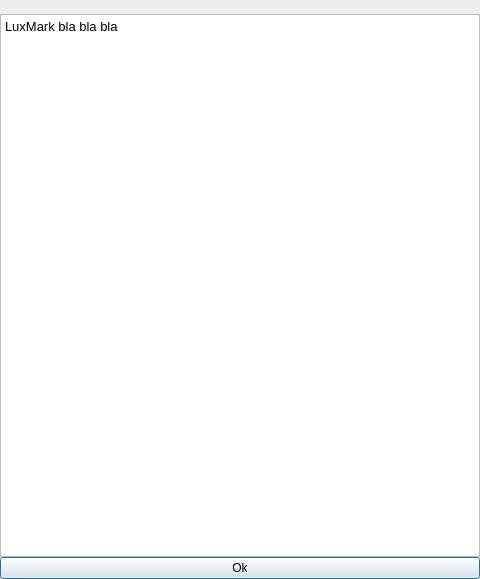
LuxCoreRender/LuxCore, file samples/luxmark/aboutdialog.ui: the form before one commit.
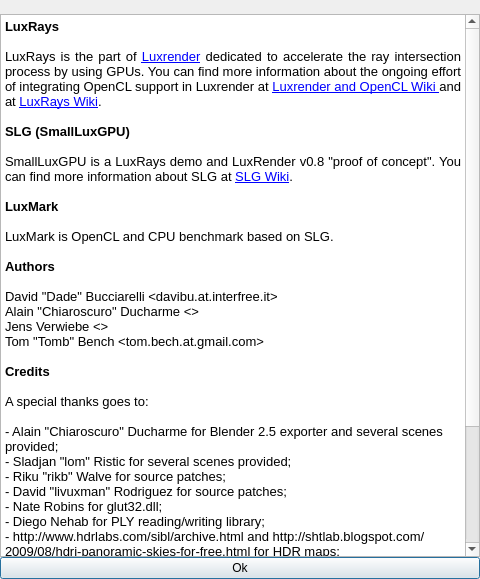
The form after the commit. Icons and pictures are not drawn.

Commit message: LuxMark: written the text for the about dialog

```diff
--- a/samples/luxmark/aboutdialog.ui
+++ b/samples/luxmark/aboutdialog.ui
@@ -56,12 +56,55 @@
    </item>
    <item>
     <widget class="QTextBrowser" name="AboutText">
+     <property name="horizontalScrollBarPolicy">
+      <enum>Qt::ScrollBarAlwaysOff</enum>
+     </property>
      <property name="html">
       <string>&lt;!DOCTYPE HTML PUBLIC &quot;-//W3C//DTD HTML 4.0//EN&quot; &quot;http://www.w3.org/TR/REC-html40/strict.dtd&quot;&gt;
 &lt;html&gt;&lt;head&gt;&lt;meta name=&quot;qrichtext&quot; content=&quot;1&quot; /&gt;&lt;style type=&quot;text/css&quot;&gt;
 p, li { white-space: pre-wrap; }
 &lt;/style&gt;&lt;/head&gt;&lt;body style=&quot; font-family:'Sans'; font-size:10pt; font-weight:400; font-style:normal;&quot;&gt;
-&lt;p style=&quot; margin-top:0px; margin-bottom:0px; margin-left:0px; margin-right:0px; -qt-block-indent:0; text-indent:0px;&quot;&gt;LuxMark bla bla bla&lt;/p&gt;&lt;/body&gt;&lt;/html&gt;</string>
+&lt;p style=&quot; margin-top:0px; margin-bottom:0px; margin-left:0px; margin-right:0px; -qt-block-indent:0; text-indent:0px;&quot;&gt;&lt;span style=&quot; font-weight:600;&quot;&gt;LuxRays&lt;/span&gt;&lt;/p&gt;
+&lt;p style=&quot;-qt-paragraph-type:empty; margin-top:0px; margin-bottom:0px; margin-left:0px; margin-right:0px; -qt-block-indent:0; text-indent:0px;&quot;&gt;&lt;/p&gt;
+&lt;p align=&quot;justify&quot; style=&quot; margin-top:0px; margin-bottom:0px; margin-left:0px; margin-right:0px; -qt-block-indent:0; text-indent:0px;&quot;&gt;LuxRays is the part of &lt;a href=&quot;http://www.luxrender.net&quot;&gt;&lt;span style=&quot; text-decoration: underline; color:#0000ff;&quot;&gt;Luxrender&lt;/span&gt;&lt;/a&gt; dedicated to accelerate the ray intersection process by using GPUs. You can find more information about the ongoing effort of integrating OpenCL support in Luxrender at &lt;a href=&quot;http://www.luxrender.net/wiki/index.php?title=Luxrender_and_OpenCL&quot;&gt;&lt;span style=&quot; text-decoration: underline; color:#0000ff;&quot;&gt;Luxrender and OpenCL Wiki &lt;/span&gt;&lt;/a&gt;and at &lt;a href=&quot;http://www.luxrender.net/wiki/index.php?title=LuxRays&quot;&gt;&lt;span style=&quot; text-decoration: underline; color:#0000ff;&quot;&gt;LuxRays Wiki&lt;/span&gt;&lt;/a&gt;.&lt;/p&gt;
+&lt;p align=&quot;justify&quot; style=&quot;-qt-paragraph-type:empty; margin-top:0px; margin-bottom:0px; margin-left:0px; margin-right:0px; -qt-block-indent:0; text-indent:0px;&quot;&gt;&lt;/p&gt;
+&lt;p style=&quot; margin-top:0px; margin-bottom:0px; margin-left:0px; margin-right:0px; -qt-block-indent:0; text-indent:0px;&quot;&gt;&lt;span style=&quot; font-weight:600;&quot;&gt;SLG (SmallLuxGPU)&lt;/span&gt;&lt;/p&gt;
+&lt;p style=&quot;-qt-paragraph-type:empty; margin-top:0px; margin-bottom:0px; margin-left:0px; margin-right:0px; -qt-block-indent:0; text-indent:0px;&quot;&gt;&lt;/p&gt;
+&lt;p align=&quot;justify&quot; style=&quot; margin-top:0px; margin-bottom:0px; margin-left:0px; margin-right:0px; -qt-block-indent:0; text-indent:0px;&quot;&gt;SmallLuxGPU is a LuxRays demo and LuxRender v0.8 &amp;quot;proof of concept&amp;quot;. You can find more information about SLG at &lt;a href=&quot;http://www.luxrender.net/wiki/index.php?title=SLG&quot;&gt;&lt;span style=&quot; text-decoration: underline; color:#0000ff;&quot;&gt;SLG Wiki&lt;/span&gt;&lt;/a&gt;.&lt;/p&gt;
+&lt;p align=&quot;justify&quot; style=&quot;-qt-paragraph-type:empty; margin-top:0px; margin-bottom:0px; margin-left:0px; margin-right:0px; -qt-block-indent:0; text-indent:0px;&quot;&gt;&lt;/p&gt;
+&lt;p align=&quot;justify&quot; style=&quot; margin-top:0px; margin-bottom:0px; margin-left:0px; margin-right:0px; -qt-block-indent:0; text-indent:0px;&quot;&gt;&lt;span style=&quot; font-weight:600;&quot;&gt;LuxMark&lt;/span&gt;&lt;/p&gt;
+&lt;p align=&quot;justify&quot; style=&quot;-qt-paragraph-type:empty; margin-top:0px; margin-bottom:0px; margin-left:0px; margin-right:0px; -qt-block-indent:0; text-indent:0px;&quot;&gt;&lt;/p&gt;
+&lt;p align=&quot;justify&quot; style=&quot; margin-top:0px; margin-bottom:0px; margin-left:0px; margin-right:0px; -qt-block-indent:0; text-indent:0px;&quot;&gt;LuxMark is OpenCL and CPU benchmark based on SLG.&lt;/p&gt;
+&lt;p align=&quot;justify&quot; style=&quot;-qt-paragraph-type:empty; margin-top:0px; margin-bottom:0px; margin-left:0px; margin-right:0px; -qt-block-indent:0; text-indent:0px;&quot;&gt;&lt;/p&gt;
+&lt;p align=&quot;justify&quot; style=&quot; margin-top:0px; margin-bottom:0px; margin-left:0px; margin-right:0px; -qt-block-indent:0; text-indent:0px;&quot;&gt;&lt;span style=&quot; font-weight:600;&quot;&gt;Authors&lt;/span&gt;&lt;/p&gt;
+&lt;p style=&quot;-qt-paragraph-type:empty; margin-top:0px; margin-bottom:0px; margin-left:0px; margin-right:0px; -qt-block-indent:0; text-indent:0px;&quot;&gt;&lt;/p&gt;
+&lt;p style=&quot; margin-top:0px; margin-bottom:0px; margin-left:0px; margin-right:0px; -qt-block-indent:0; text-indent:0px;&quot;&gt;David &amp;quot;Dade&amp;quot; Bucciarelli &amp;lt;davibu.at.interfree.it&amp;gt;&lt;/p&gt;
+&lt;p style=&quot; margin-top:0px; margin-bottom:0px; margin-left:0px; margin-right:0px; -qt-block-indent:0; text-indent:0px;&quot;&gt;Alain &amp;quot;Chiaroscuro&amp;quot; Ducharme &amp;lt;&amp;gt;&lt;/p&gt;
+&lt;p style=&quot; margin-top:0px; margin-bottom:0px; margin-left:0px; margin-right:0px; -qt-block-indent:0; text-indent:0px;&quot;&gt;Jens Verwiebe &amp;lt;&amp;gt;&lt;/p&gt;
+&lt;p style=&quot; margin-top:0px; margin-bottom:0px; margin-left:0px; margin-right:0px; -qt-block-indent:0; text-indent:0px;&quot;&gt;Tom &amp;quot;Tomb&amp;quot; Bench &amp;lt;tom.bech.at.gmail.com&amp;gt;&lt;/p&gt;
+&lt;p style=&quot;-qt-paragraph-type:empty; margin-top:0px; margin-bottom:0px; margin-left:0px; margin-right:0px; -qt-block-indent:0; text-indent:0px;&quot;&gt;&lt;/p&gt;
+&lt;p style=&quot; margin-top:0px; margin-bottom:0px; margin-left:0px; margin-right:0px; -qt-block-indent:0; text-indent:0px;&quot;&gt;&lt;span style=&quot; font-weight:600;&quot;&gt;Credits&lt;/span&gt;&lt;/p&gt;
+&lt;p style=&quot;-qt-paragraph-type:empty; margin-top:0px; margin-bottom:0px; margin-left:0px; margin-right:0px; -qt-block-indent:0; text-indent:0px;&quot;&gt;&lt;/p&gt;
+&lt;p style=&quot; margin-top:0px; margin-bottom:0px; margin-left:0px; margin-right:0px; -qt-block-indent:0; text-indent:0px;&quot;&gt;A special thanks goes to:&lt;/p&gt;
+&lt;p style=&quot;-qt-paragraph-type:empty; margin-top:0px; margin-bottom:0px; margin-left:0px; margin-right:0px; -qt-block-indent:0; text-indent:0px;&quot;&gt;&lt;/p&gt;
+&lt;p style=&quot; margin-top:0px; margin-bottom:0px; margin-left:0px; margin-right:0px; -qt-block-indent:0; text-indent:0px;&quot;&gt;- Alain &amp;quot;Chiaroscuro&amp;quot; Ducharme for Blender 2.5 exporter and several scenes provided;&lt;/p&gt;
+&lt;p style=&quot; margin-top:0px; margin-bottom:0px; margin-left:0px; margin-right:0px; -qt-block-indent:0; text-indent:0px;&quot;&gt;- Sladjan &amp;quot;lom&amp;quot; Ristic for several scenes provided;&lt;/p&gt;
+&lt;p style=&quot; margin-top:0px; margin-bottom:0px; margin-left:0px; margin-right:0px; -qt-block-indent:0; text-indent:0px;&quot;&gt;- Riku &amp;quot;rikb&amp;quot; Walve for source patches;&lt;/p&gt;
+&lt;p style=&quot; margin-top:0px; margin-bottom:0px; margin-left:0px; margin-right:0px; -qt-block-indent:0; text-indent:0px;&quot;&gt;- David &amp;quot;livuxman&amp;quot; Rodriguez for source patches;&lt;/p&gt;
+&lt;p style=&quot; margin-top:0px; margin-bottom:0px; margin-left:0px; margin-right:0px; -qt-block-indent:0; text-indent:0px;&quot;&gt;- Nate Robins for glut32.dll;&lt;/p&gt;
+&lt;p style=&quot; margin-top:0px; margin-bottom:0px; margin-left:0px; margin-right:0px; -qt-block-indent:0; text-indent:0px;&quot;&gt;- Diego Nehab for PLY reading/writing library;&lt;/p&gt;
+&lt;p style=&quot; margin-top:0px; margin-bottom:0px; margin-left:0px; margin-right:0px; -qt-block-indent:0; text-indent:0px;&quot;&gt;- http://www.hdrlabs.com/sibl/archive.html and http://shtlab.blogspot.com/2009/08/hdri-panoramic-skies-for-free.html for HDR maps;&lt;/p&gt;
+&lt;p style=&quot; margin-top:0px; margin-bottom:0px; margin-left:0px; margin-right:0px; -qt-block-indent:0; text-indent:0px;&quot;&gt;- http://chronosphere.home.comcast.net/~chronosphere/radiosity.htm for Cornell Blender scene;&lt;/p&gt;
+&lt;p style=&quot; margin-top:0px; margin-bottom:0px; margin-left:0px; margin-right:0px; -qt-block-indent:0; text-indent:0px;&quot;&gt;- libPNG authors http://www.libpng.org;&lt;/p&gt;
+&lt;p style=&quot; margin-top:0px; margin-bottom:0px; margin-left:0px; margin-right:0px; -qt-block-indent:0; text-indent:0px;&quot;&gt;- zlib authors http://www.zlib.net/ (not used anymore);&lt;/p&gt;
+&lt;p style=&quot; margin-top:0px; margin-bottom:0px; margin-left:0px; margin-right:0px; -qt-block-indent:0; text-indent:0px;&quot;&gt;- OpenEXR authors http://www.openexr.com/ (not used anymore);&lt;/p&gt;
+&lt;p style=&quot; margin-top:0px; margin-bottom:0px; margin-left:0px; margin-right:0px; -qt-block-indent:0; text-indent:0px;&quot;&gt;- FreeImage open source image library. See http://freeimage.sourceforge.net for details.&lt;/p&gt;
+&lt;p style=&quot;-qt-paragraph-type:empty; margin-top:0px; margin-bottom:0px; margin-left:0px; margin-right:0px; -qt-block-indent:0; text-indent:0px;&quot;&gt;&lt;/p&gt;
+&lt;p style=&quot; margin-top:0px; margin-bottom:0px; margin-left:0px; margin-right:0px; -qt-block-indent:0; text-indent:0px;&quot;&gt;&lt;span style=&quot; font-weight:600;&quot;&gt;This software is released under GPL License (see COPYING.txt file).&lt;/span&gt;&lt;/p&gt;
+&lt;p style=&quot;-qt-paragraph-type:empty; margin-top:0px; margin-bottom:0px; margin-left:0px; margin-right:0px; -qt-block-indent:0; text-indent:0px;&quot;&gt;&lt;/p&gt;&lt;/body&gt;&lt;/html&gt;</string>
+     </property>
+     <property name="openExternalLinks">
+      <bool>true</bool>
      </property>
     </widget>
    </item>
```
The commit also changes 3 other files.
